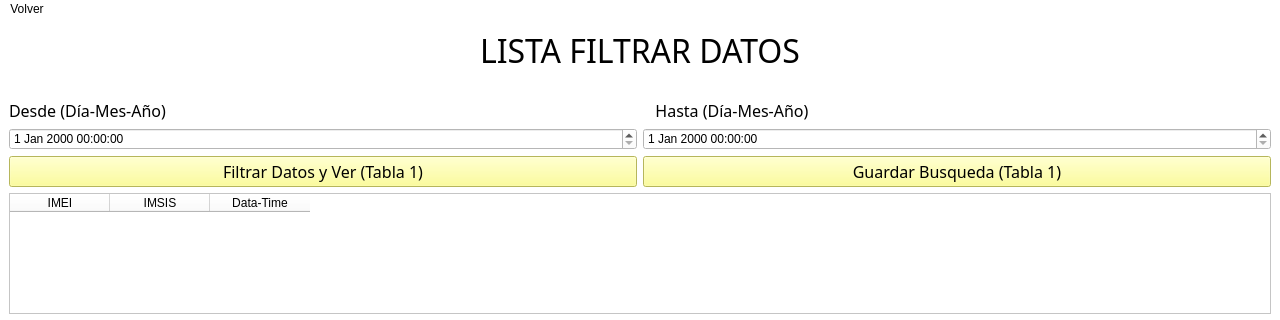
Qt form Interfaz/UI/VistaDetalleHoras.ui (Dumaru/ExcelReports) before a commit; both pictures show x 0 to 1280 and y 0 to 320 of the 1280 by 720 pixel window.
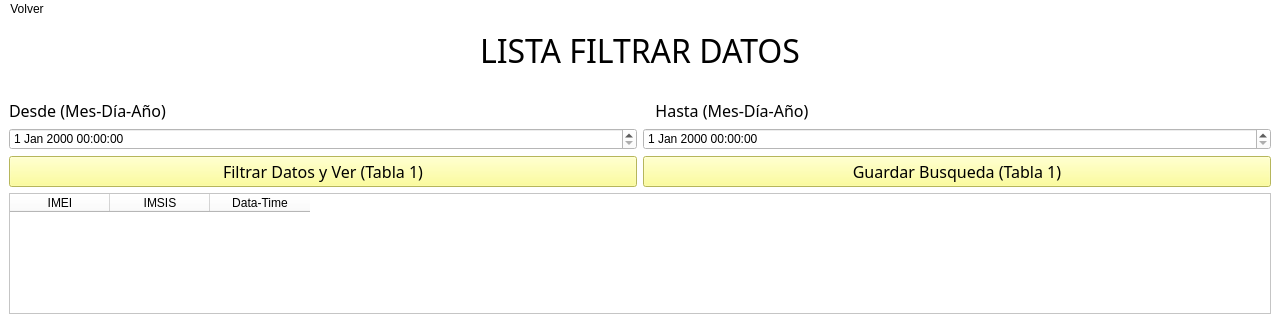
The same form after that commit. Icons and pictures are not drawn.

Patch:
```diff
--- a/Interfaz/UI/VistaDetalleHoras.ui
+++ b/Interfaz/UI/VistaDetalleHoras.ui
@@ -328,7 +328,7 @@
                </font>
               </property>
               <property name="text">
-               <string>   Hasta (Día-Mes-Año)</string>
+               <string>   Hasta (Mes-Día-Año)</string>
               </property>
              </widget>
             </item>
@@ -353,7 +353,7 @@
              <string notr="true">background-color: rgb(255, 255, 255);</string>
             </property>
             <property name="text">
-             <string>Desde (Día-Mes-Año)</string>
+             <string>Desde (Mes-Día-Año)</string>
             </property>
            </widget>
           </item>
```
